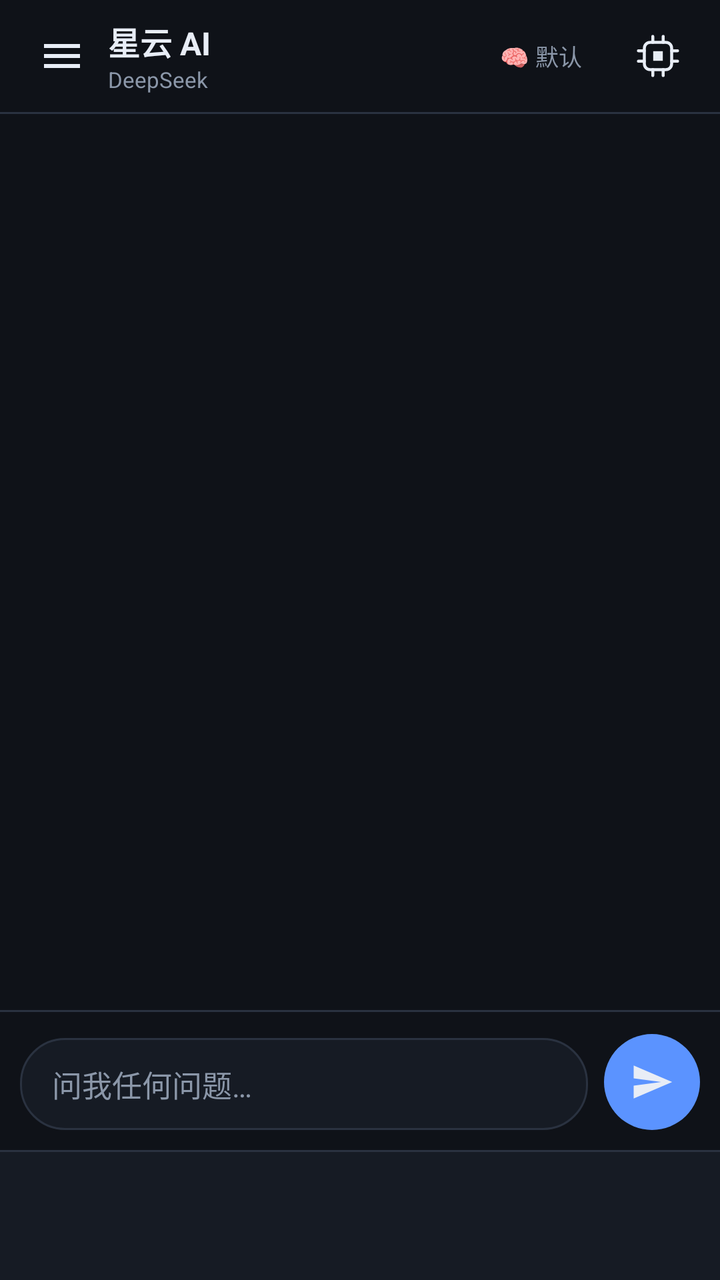
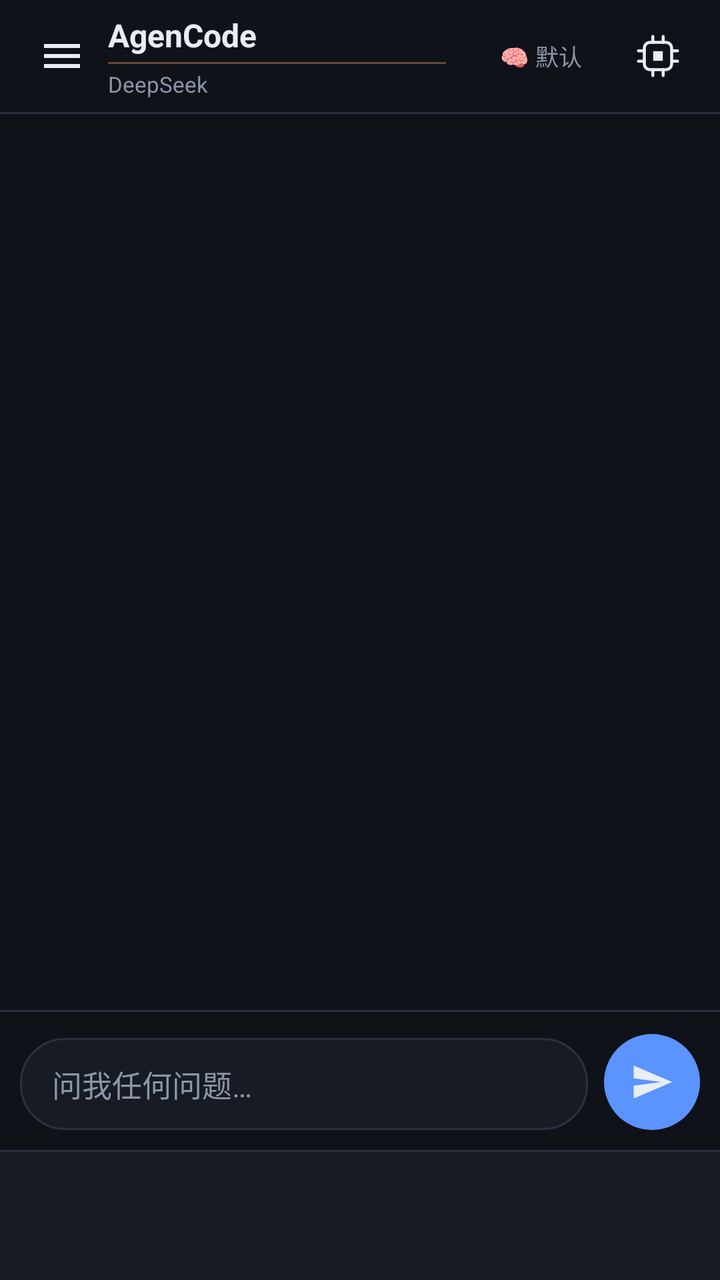

Two renders of the same Android screen: before a commit and after it. Below are the layout's source before the change and the commit's diff.
<!-- AndroidManifest.xml: application theme AppTheme -->
<!-- res/layout/activity_main.xml -->
<?xml version="1.0" encoding="utf-8"?>
<LinearLayout xmlns:android="http://schemas.android.com/apk/res/android"
    android:id="@+id/root"
    android:layout_width="match_parent"
    android:layout_height="match_parent"
    android:orientation="vertical"
    android:background="?attr/neb_bg"
    android:fitsSystemWindows="true">

    <FrameLayout
        android:id="@+id/contentHost"
        android:layout_width="match_parent"
        android:layout_height="0dp"
        android:layout_weight="1">

        <LinearLayout
            android:id="@+id/pageChat"
            android:layout_width="match_parent"
            android:layout_height="match_parent"
            android:orientation="vertical">

    
    <LinearLayout
        android:layout_width="match_parent"
        android:layout_height="56dp"
        android:orientation="horizontal"
        android:gravity="center_vertical"
        android:paddingStart="12dp"
        android:paddingEnd="12dp">

        <ImageButton
            android:id="@+id/btnMenu"
            android:layout_width="38dp"
            android:layout_height="38dp"
            android:background="@drawable/icon_btn_bg"
            android:src="@drawable/ic_menu"
            android:scaleType="centerInside"
            android:tint="?attr/neb_text"
            android:contentDescription="会话列表" />

        <LinearLayout
            android:layout_width="0dp"
            android:layout_height="wrap_content"
            android:layout_weight="1"
            android:orientation="vertical"
            android:paddingStart="4dp">

            <TextView
                android:id="@+id/tvTitle"
                android:layout_width="match_parent"
                android:layout_height="wrap_content"
                android:maxLines="1"
                android:ellipsize="end"
                android:text="@string/app_name"
                android:textColor="?attr/neb_text"
                android:textSize="16sp"
                android:textStyle="bold" />

            <LinearLayout
                android:layout_width="match_parent"
                android:layout_height="wrap_content"
                android:orientation="horizontal"
                android:gravity="center_vertical">

                <ImageView
                    android:id="@+id/ivModelIcon"
                    android:layout_width="17dp"
                    android:layout_height="12.51dp"
                    android:layout_marginEnd="5dp"
                    android:src="@drawable/ic_deepseek"
                    android:contentDescription="模型标识"
                    android:visibility="gone" />

                <TextView
                    android:id="@+id/tvSub"
                    android:layout_width="wrap_content"
                    android:layout_height="wrap_content"
                    android:maxWidth="120dp"
                    android:maxLines="1"
                    android:ellipsize="end"
                    android:text="DeepSeek"
                    android:textColor="?attr/neb_dim"
                    android:textSize="11sp" />

                
                <TextView
                    android:id="@+id/tvBalance"
                    android:layout_width="wrap_content"
                    android:layout_height="wrap_content"
                    android:layout_marginStart="7dp"
                    android:paddingStart="6dp"
                    android:paddingEnd="6dp"
                    android:paddingTop="1dp"
                    android:paddingBottom="1dp"
                    android:maxLines="1"
                    android:gravity="center_vertical"
                    android:text=""
                    android:textColor="?attr/neb_dim"
                    android:textSize="10.5sp"
                    android:visibility="gone"
                    android:contentDescription="账户余额" />
            </LinearLayout>
        </LinearLayout>

        <TextView
            android:id="@+id/tvThink"
            android:layout_width="wrap_content"
            android:layout_height="30dp"
            android:gravity="center"
            android:paddingStart="9dp"
            android:paddingEnd="9dp"
            android:maxLines="1"
            android:text="🧠 默认"
            android:textSize="11.5sp"
            android:textColor="?attr/neb_dim"
            android:layout_marginStart="6dp"
            android:layout_marginEnd="10dp"
            android:contentDescription="思考强度" />

        <ImageButton
            android:id="@+id/btnSettings"
            android:layout_width="38dp"
            android:layout_height="38dp"
            android:background="@drawable/icon_btn_bg"
            android:src="@drawable/ic_ai_chip"
            android:scaleType="centerInside"
            android:tint="?attr/neb_text"
            android:contentDescription="选择模型（长按进设置）" />
    </LinearLayout>

    <View
        android:layout_width="match_parent"
        android:layout_height="1dp"
        android:background="?attr/neb_stroke" />

    
    <ScrollView
        android:id="@+id/scroll"
        android:layout_width="match_parent"
        android:layout_height="0dp"
        android:layout_weight="1"
        android:fillViewport="true"
        android:scrollbars="none"
        android:clipToPadding="false"
        android:paddingBottom="8dp">

        <LinearLayout
            android:id="@+id/chatContainer"
            android:layout_width="match_parent"
            android:layout_height="wrap_content"
            android:orientation="vertical"
            android:paddingStart="10dp"
            android:paddingEnd="10dp"
            android:paddingTop="12dp" />
    </ScrollView>

    
    <View
        android:layout_width="match_parent"
        android:layout_height="1dp"
        android:background="?attr/neb_stroke" />

    
    <LinearLayout
        android:id="@+id/composerBar"
        android:layout_width="match_parent"
        android:layout_height="wrap_content"
        android:orientation="vertical"
        android:paddingTop="7dp" />

    <LinearLayout
        android:layout_width="match_parent"
        android:layout_height="wrap_content"
        android:orientation="horizontal"
        android:gravity="bottom"
        android:paddingStart="10dp"
        android:paddingEnd="10dp"
        android:paddingTop="4dp"
        android:paddingBottom="10dp">

        <EditText
            android:id="@+id/etInput"
            android:layout_width="0dp"
            android:layout_height="wrap_content"
            android:layout_weight="1"
            android:background="@drawable/input_bg"
            android:minHeight="46dp"
            android:maxLines="6"
            android:paddingStart="16dp"
            android:paddingEnd="16dp"
            android:paddingTop="12dp"
            android:paddingBottom="12dp"
            android:hint="@string/hint_input"
            android:textColor="?attr/neb_text"
            android:textColorHint="?attr/neb_dim"
            android:textSize="15sp"
            android:gravity="top|start"
            android:inputType="textCapSentences|textMultiLine"
            android:imeOptions="flagNoExtractUi" />

        <FrameLayout
            android:layout_width="48dp"
            android:layout_height="48dp"
            android:layout_marginStart="8dp">

            <ImageButton
                android:id="@+id/btnSend"
                android:layout_width="48dp"
                android:layout_height="48dp"
                android:background="@drawable/btn_round"
                android:src="@drawable/ic_send"
                android:scaleType="centerInside"
                android:padding="13dp"
                android:tint="?attr/neb_text"
                android:contentDescription="@string/send" />
        </FrameLayout>
    </LinearLayout>
        </LinearLayout>
    </FrameLayout>

    <View
        android:layout_width="match_parent"
        android:layout_height="1dp"
        android:background="?attr/neb_stroke" />

    <LinearLayout
        android:id="@+id/bottomBar"
        android:layout_width="match_parent"
        android:layout_height="64dp"
        android:orientation="horizontal"
        android:baselineAligned="false"
        android:background="?attr/neb_surface" />
</LinearLayout>
<!-- resources referenced by this layout -->
<resources>
  <!-- drawable btn_round (drawable) -->
  <?xml version="1.0" encoding="utf-8"?>
  <ripple xmlns:android="http://schemas.android.com/apk/res/android"
      android:color="#55FFFFFF">
      <item>
          <shape android:shape="oval">
              <solid android:color="?attr/neb_accent" />
          </shape>
      </item>
  </ripple>
  <!-- drawable ic_ai_chip (drawable) -->
  <?xml version="1.0" encoding="utf-8"?>
  <vector xmlns:android="http://schemas.android.com/apk/res/android"
      android:width="24dp"
      android:height="24dp"
      android:viewportWidth="24"
      android:viewportHeight="24">
  
      
      <path
          android:fillColor="#00000000"
          android:strokeColor="#FFFFFFFF"
          android:strokeWidth="1.5"
          android:pathData="M8,5.2 L16,5.2 A2.8,2.8 0 0,1 18.8,8 L18.8,16 A2.8,2.8 0 0,1 16,18.8 L8,18.8 A2.8,2.8 0 0,1 5.2,16 L5.2,8 A2.8,2.8 0 0,1 8,5.2 Z" />
  
      
      <path
          android:fillColor="#FFFFFFFF"
          android:pathData="M9.6,9.6 L14.4,9.6 L14.4,14.4 L9.6,14.4 Z" />
  
      
      <path
          android:strokeColor="#FFFFFFFF"
          android:strokeWidth="1.5"
          android:strokeLineCap="round"
          android:pathData="M9.4,5.2 L9.4,2.2 M14.6,5.2 L14.6,2.2 M9.4,18.8 L9.4,21.8 M14.6,18.8 L14.6,21.8 M5.2,9.4 L2.2,9.4 M5.2,14.6 L2.2,14.6 M18.8,9.4 L21.8,9.4 M18.8,14.6 L21.8,14.6" />
  </vector>
  <!-- drawable ic_deepseek: vector/xml drawable (drawable, 3874 chars, omitted) -->
  <!-- drawable ic_menu (drawable) -->
  <vector xmlns:android="http://schemas.android.com/apk/res/android"
      android:width="24dp" android:height="24dp"
      android:viewportWidth="24" android:viewportHeight="24"
      android:tint="?attr/colorControlNormal">
      <path android:fillColor="#FFFFFFFF"
          android:pathData="M3,6h18v2H3V6zM3,11h18v2H3V11zM3,16h18v2H3V16z" />
  </vector>
  <!-- drawable ic_send (drawable) -->
  <vector xmlns:android="http://schemas.android.com/apk/res/android"
      android:width="24dp" android:height="24dp"
      android:viewportWidth="24" android:viewportHeight="24">
      <path android:fillColor="#FFFFFFFF"
          android:pathData="M2.01,21L23,12 2.01,3 2,10l15,2 -15,2z" />
  </vector>
  <!-- drawable icon_btn_bg (drawable) -->
  <?xml version="1.0" encoding="utf-8"?>
  <ripple xmlns:android="http://schemas.android.com/apk/res/android"
      android:color="#33FFFFFF">
      <item android:id="@android:id/mask">
          <shape android:shape="oval">
              <solid android:color="#FFFFFFFF" />
          </shape>
      </item>
  </ripple>
  <!-- drawable input_bg (drawable) -->
  <?xml version="1.0" encoding="utf-8"?>
  <shape xmlns:android="http://schemas.android.com/apk/res/android" android:shape="rectangle">
      <solid android:color="?attr/neb_surface" />
      <stroke android:width="1dp" android:color="?attr/neb_stroke" />
      <corners android:radius="22dp" />
  </shape>
  <string name="app_name">星云 AI</string>
  <string name="hint_input">问我任何问题…</string>
  <string name="send">发送</string>
  <color name="bg">#0F1218</color>
  <color name="accent">#5B93FF</color>
  <color name="text">#E8EDF6</color>
  <color name="text_dim">#8B97A9</color>
  <color name="surface">#161B24</color>
  <color name="surface2">#1E2530</color>
  <color name="stroke">#2A3240</color>
  <color name="code_bg">#0B0E14</color>
  <!-- unchanged entries left out for length: 1 -->
</resources>

<!-- the commit's change to res/layout/activity_main.xml (unified diff, before → after) -->
@@ -56,6 +56,17 @@
                 android:textSize="16sp"
                 android:textStyle="bold" />
 
+            
+            <View
+                android:id="@+id/tvTitleDivider"
+                android:layout_width="match_parent"
+                android:layout_height="1dp"
+                android:layout_marginTop="2.5dp"
+                android:layout_marginBottom="2.5dp"
+                android:layout_marginEnd="12dp"
+                android:alpha="0.35"
+                android:background="#FFB877" />
+
             <LinearLayout
                 android:layout_width="match_parent"
                 android:layout_height="wrap_content"
@@ -64,10 +75,11 @@
 
                 <ImageView
                     android:id="@+id/ivModelIcon"
-                    android:layout_width="17dp"
-                    android:layout_height="12.51dp"
-                    android:layout_marginEnd="5dp"
+                    android:layout_width="13.2dp"
+                    android:layout_height="9.62dp"
+                    android:layout_marginEnd="4dp"
                     android:src="@drawable/ic_deepseek"
+                    android:scaleType="fitCenter"
                     android:contentDescription="模型标识"
                     android:visibility="gone" />
 
<!-- resource entries referenced after the edit -->
@@ -37,7 +37,7 @@
           android:strokeLineCap="round"
           android:pathData="M9.4,5.2 L9.4,2.2 M14.6,5.2 L14.6,2.2 M9.4,18.8 L9.4,21.8 M14.6,18.8 L14.6,21.8 M5.2,9.4 L2.2,9.4 M5.2,14.6 L2.2,14.6 M18.8,9.4 L21.8,9.4 M18.8,14.6 L21.8,14.6" />
   </vector>
-  <!-- drawable ic_deepseek: vector/xml drawable (drawable, 3874 chars, omitted) -->
+  <!-- drawable ic_deepseek: vector/xml drawable (drawable, 3910 chars, omitted) -->
   <!-- drawable ic_menu (drawable) -->
   <vector xmlns:android="http://schemas.android.com/apk/res/android"
       android:width="24dp" android:height="24dp"
@@ -70,7 +70,7 @@
       <stroke android:width="1dp" android:color="?attr/neb_stroke" />
       <corners android:radius="22dp" />
   </shape>
-  <string name="app_name">星云 AI</string>
+  <string name="app_name">AgenCode</string>
   <string name="hint_input">问我任何问题…</string>
   <string name="send">发送</string>
   <color name="bg">#0F1218</color>
